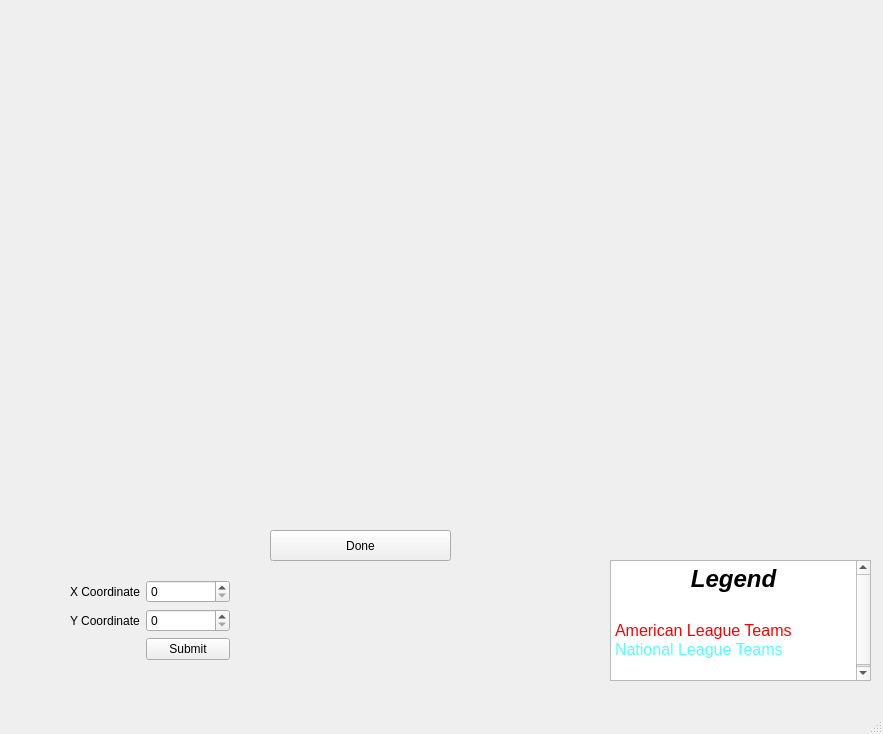
The window that mainwindow.ui (WinterCS003/Project-2) describes before a commit, drawn with Qt 5.
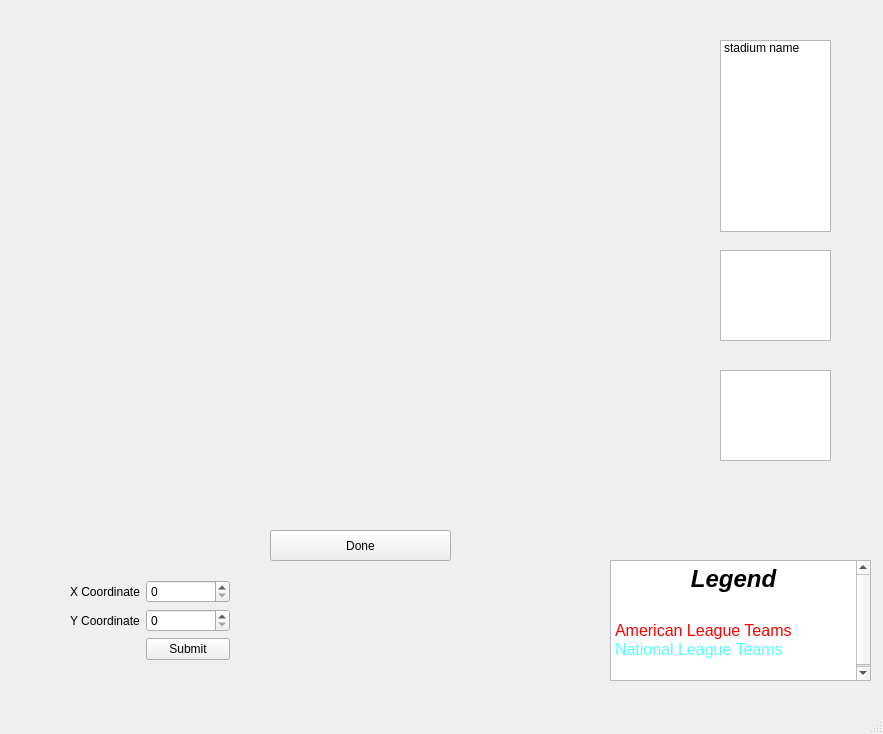
The same window after the commit. The open tabs and pages were chosen to show the change. Icons and pictures are not drawn. Custom widgets are drawn as their Qt base class.

Diff of the .ui file:
```diff
--- a/mainwindow.ui
+++ b/mainwindow.ui
@@ -1022,6 +1022,41 @@
        <string/>
       </property>
      </widget>
+     <widget class="QListWidget" name="stadiumsVisited">
+      <property name="geometry">
+       <rect>
+        <x>710</x>
+        <y>40</y>
+        <width>111</width>
+        <height>192</height>
+       </rect>
+      </property>
+      <item>
+       <property name="text">
+        <string>stadium name</string>
+       </property>
+      </item>
+     </widget>
+     <widget class="QTextBrowser" name="numbVisited">
+      <property name="geometry">
+       <rect>
+        <x>710</x>
+        <y>250</y>
+        <width>111</width>
+        <height>91</height>
+       </rect>
+      </property>
+     </widget>
+     <widget class="QTextBrowser" name="distance">
+      <property name="geometry">
+       <rect>
+        <x>710</x>
+        <y>370</y>
+        <width>111</width>
+        <height>91</height>
+       </rect>
+      </property>
+     </widget>
     </widget>
     <widget class="QWidget" name="drawnMap">
      <widget class="mapwidget" name="widget_2" native="true">
```
Left out of the diff: 2 changed lines with no effect on the pictures.
